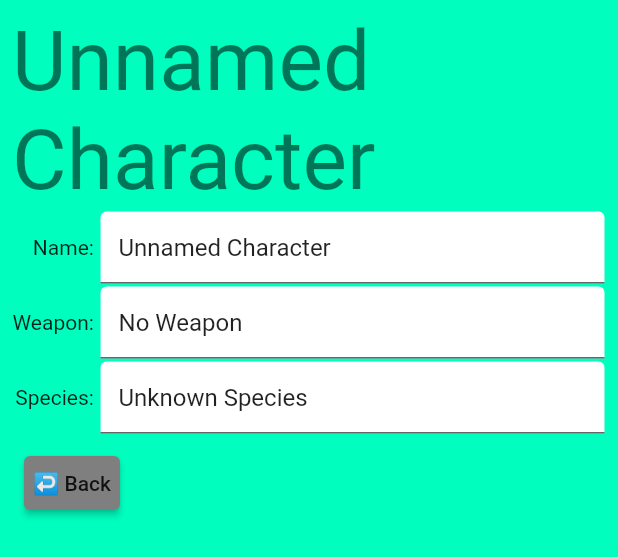
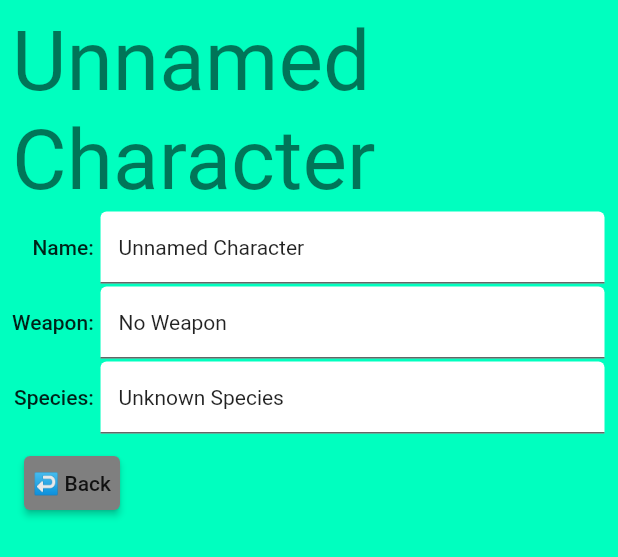
Before and after one commit to KiraResari/ceal-chronicler-f, a Flutter app: the CharacterView widget shown alone on an empty page, opened directly with empty values, on a phone screen of 412 x 824 dp. Shown: the top 557 px of the screen. Run offline on Flutter 3.47's test engine with Material 2 defaults, Android fonts, the phone set to English and light mode, and no system bars; our stand-ins replace event_bus, get_it; missing offline and left inert: optional.

Commit message:
Fixed text styles not being passed on in display_field_table.dart

```diff
--- a/lib/characters/character_view/character_view.dart
+++ b/lib/characters/character_view/character_view.dart
@@ -86,7 +86,7 @@ class _CharacterViewState extends State<CharacterView> {
   Widget _buildDisplayFieldTable(BuildContext context) {
     ThemeData theme = Theme.of(context);
     TextStyle? fieldNameStyle = theme.textTheme.bodyLarge;
-    TextStyle fieldValueStyle = theme.textTheme.bodyMedium!;
+    TextStyle? fieldValueStyle = theme.textTheme.bodyMedium;
     return DisplayFieldTable(
       displayFields: widget.character.displayFields,
       onChanged: (inputValue, displayField) {
--- a/lib/fields/display_field_table.dart
+++ b/lib/fields/display_field_table.dart
@@ -35,6 +35,8 @@ class DisplayFieldTable extends StatelessWidget {
           onChanged(inputValue, displayField);
         },
         nameFieldWidth: nameFieldWidth,
+        fieldNameStyle: fieldNameStyle,
+        fieldValueStyle: fieldValueStyle,
       );
       rows.add(row);
     }
```
